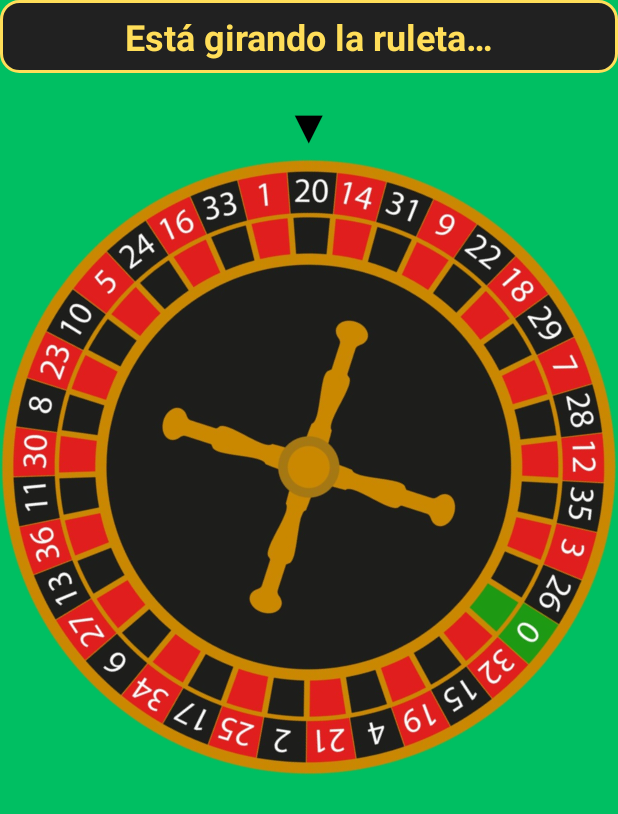
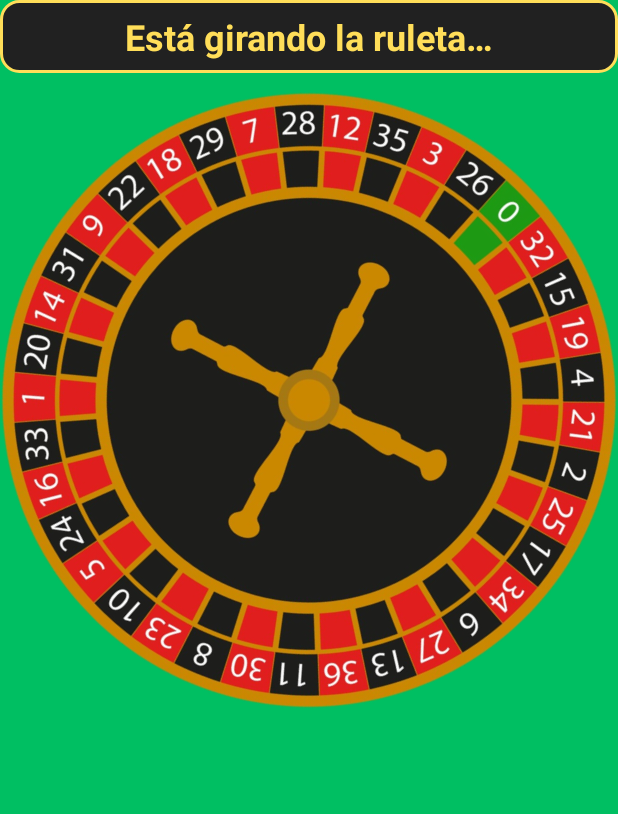
Before and after one commit to tanonibrenda/CasinoLudo, an Android app: the GiroRuletaActivity screen opened directly, with no data from a screen before it, on a phone screen of 412 x 824 dp. Shown: the top 814 px of the screen. Run offline under Robolectric (Android 15) with nearby library versions, the phone set to English and light mode, and no system bars.

Commit message:
Ruleta solo decorativa, sin flecha y nuevo mensaje sin internet

```diff
--- a/app/src/main/java/com/grupo1/casinoludo/GiroRuletaActivity.kt
+++ b/app/src/main/java/com/grupo1/casinoludo/GiroRuletaActivity.kt
@@ -42,16 +42,14 @@ class GiroRuletaActivity : AppCompatActivity() {
         girarRuleta()
     }
 
-    // Animación de propiedades (ObjectAnimator), como en la guía de animaciones de Android:
-    // la ruleta da 5 vueltas, va frenando de a poco y se detiene con el número ganador
-    // justo debajo de la flecha amarilla. Cuando termina, se consulta el color a la API.
+    // Animación de propiedades (ObjectAnimator), como en la guía de animaciones de Android.
+    // La ruleta es solo decorativa: la imagen da 5 vueltas y va frenando de a poco.
+    // Cuando termina, se consulta el color a la API.
     private fun girarRuleta() {
-        binding.tvEstado.textSize = 24f
         binding.tvEstado.text = getString(R.string.girando)
         binding.progreso.visibility = View.GONE
 
-        val anguloFinal = 360f * 5 + anguloDelNumero(numeroGanador)
-        val animacion = ObjectAnimator.ofFloat(binding.imgRuleta, "rotation", 0f, anguloFinal)
+        val animacion = ObjectAnimator.ofFloat(binding.imgRuleta, "rotation", 0f, 360f * 5)
         // 6 segundos y frenado suave. Si el usuario desactivó las animaciones en su
         // celular (Accesibilidad), Android la acorta solo y el juego sigue igual.
         animacion.duration = 6000
@@ -60,18 +58,8 @@ class GiroRuletaActivity : AppCompatActivity() {
         animacion.start()
     }
 
-    // La imagen tiene 37 casilleros y el 0 está arriba. Para dejar un número debajo
-    // de la flecha hay que girar la ruleta lo que falta para completar la vuelta.
-    // La imagen no tiene el 00, así que para el 00 se frena en el 0 (el otro verde).
-    private fun anguloDelNumero(numero: String): Float {
-        val posicion = ORDEN_RULETA.indexOf(numero).coerceAtLeast(0)
-        val anchoCasillero = 360f / ORDEN_RULETA.size
-        return (360f - posicion * anchoCasillero) % 360f
-    }
-
     // Igual que en la guía: corrutina con lifecycleScope para no bloquear la pantalla
     private fun consultarApi() {
-        binding.tvEstado.textSize = 24f
         binding.tvEstado.text = getString(R.string.consultando_color)
         binding.progreso.visibility = View.VISIBLE
         binding.btnReintentar.visibility = View.GONE
@@ -80,28 +68,23 @@ class GiroRuletaActivity : AppCompatActivity() {
             try {
                 val response = RetrofitClient.apiService.getBolaColor(bola = numeroGanador)
                 val color = response.body()?.color
-                val errorApi = response.body()?.error
 
                 if (response.isSuccessful && color != null) {
                     irAResultados(color)
-                } else if (errorApi != null) {
-                    mostrarError(errorApi)
                 } else {
-                    mostrarError("Error HTTP ${response.code()}")
+                    mostrarError()
                 }
             } catch (e: Exception) {
                 // Sin internet, servidor caído, etc.
-                mostrarError("Error de conexión: ${e.localizedMessage}")
+                mostrarError()
             }
         }
     }
 
-    private fun mostrarError(mensaje: String) {
+    private fun mostrarError() {
         binding.progreso.visibility = View.GONE
         binding.btnReintentar.visibility = View.VISIBLE
-        // El error puede ser largo: letra más chica para que no empuje la ruleta
-        binding.tvEstado.textSize = 16f
-        binding.tvEstado.text = getString(R.string.error_api, mensaje)
+        binding.tvEstado.text = getString(R.string.error_api)
     }
 
     private fun irAResultados(color: String) {
@@ -114,15 +97,9 @@ class GiroRuletaActivity : AppCompatActivity() {
         finish()
     }
 
+    // Claves para pasarle el número ganador y su color a ResultadoActivity
     companion object {
         const val EXTRA_NUMERO = "extra_numero"
         const val EXTRA_COLOR = "extra_color"
-
-        // Orden de los números en la imagen, empezando por el 0 y en sentido horario
-        val ORDEN_RULETA = listOf(
-            "0", "32", "15", "19", "4", "21", "2", "25", "17", "34", "6", "27", "13",
-            "36", "11", "30", "8", "23", "10", "5", "24", "16", "33", "1", "20", "14",
-            "31", "9", "22", "18", "29", "7", "28", "12", "35", "3", "26"
-        )
     }
 }
--- a/app/src/main/res/layout/activity_giro_ruleta.xml
+++ b/app/src/main/res/layout/activity_giro_ruleta.xml
@@ -1,7 +1,7 @@
 <?xml version="1.0" encoding="utf-8"?>
 <!-- Giro único de la ruleta + consulta del color a la API.
      ConstraintLayout: la ruleta es cuadrada (ratio 1:1) y toma el tamaño más grande
-     que entra entre la flecha y la parte de abajo, así nunca se corta nada. -->
+     que entra entre el texto de estado y la parte de abajo, así nunca se corta nada. -->
 <androidx.constraintlayout.widget.ConstraintLayout xmlns:android="http://schemas.android.com/apk/res/android"
     xmlns:app="http://schemas.android.com/apk/res-auto"
     xmlns:tools="http://schemas.android.com/tools"
@@ -23,32 +23,18 @@
         app:layout_constraintTop_toTopOf="parent"
         tools:text="Está girando la ruleta…" />
 
-    <!-- Marcador fijo arriba de la ruleta -->
-    <TextView
-        android:id="@+id/tvFlecha"
-        android:layout_width="wrap_content"
-        android:layout_height="wrap_content"
-        android:layout_marginTop="12dp"
-        android:importantForAccessibility="no"
-        android:text="▼"
-        android:textColor="@color/black"
-        android:textSize="32sp"
-        app:layout_constraintEnd_toEndOf="parent"
-        app:layout_constraintStart_toStartOf="parent"
-        app:layout_constraintTop_toBottomOf="@id/tvEstado"
-        tools:ignore="HardcodedText" />
-
     <ImageView
         android:id="@+id/imgRuleta"
         android:layout_width="0dp"
         android:layout_height="0dp"
+        android:layout_marginTop="12dp"
         android:contentDescription="@string/desc_ruleta"
         android:src="@drawable/img_ruleta"
         app:layout_constraintBottom_toTopOf="@id/progreso"
         app:layout_constraintDimensionRatio="1:1"
         app:layout_constraintEnd_toEndOf="parent"
         app:layout_constraintStart_toStartOf="parent"
-        app:layout_constraintTop_toBottomOf="@id/tvFlecha"
+        app:layout_constraintTop_toBottomOf="@id/tvEstado"
         app:layout_constraintVertical_bias="0" />
 
     <ProgressBar
--- a/app/src/main/res/values/strings.xml
+++ b/app/src/main/res/values/strings.xml
@@ -42,7 +42,7 @@
     <!-- Giro -->
     <string name="girando">Está girando la ruleta…</string>
     <string name="consultando_color">Consultando el color a la API…</string>
-    <string name="error_api">No pudimos consultar el color del número.\n(%1$s)</string>
+    <string name="error_api">¡Ups! Si no tienes internet no puedes saber el resultado de la ruleta</string>
     <string name="boton_reintentar">Reintentar</string>
 
     <!-- Resultado -->
```
